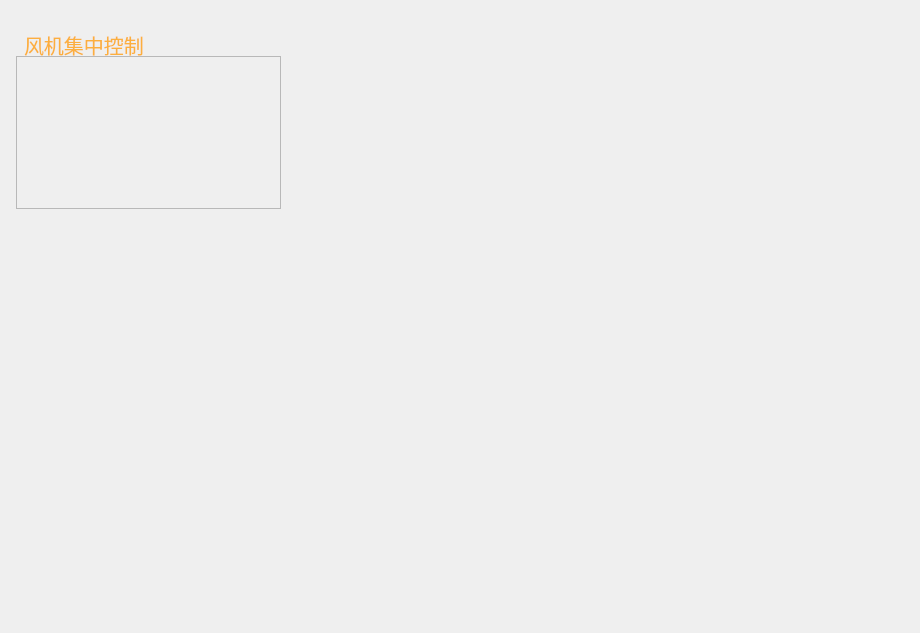
Qt form Window/Page/axialfanpage.ui (caosq/ChickenFarm) before a commit.
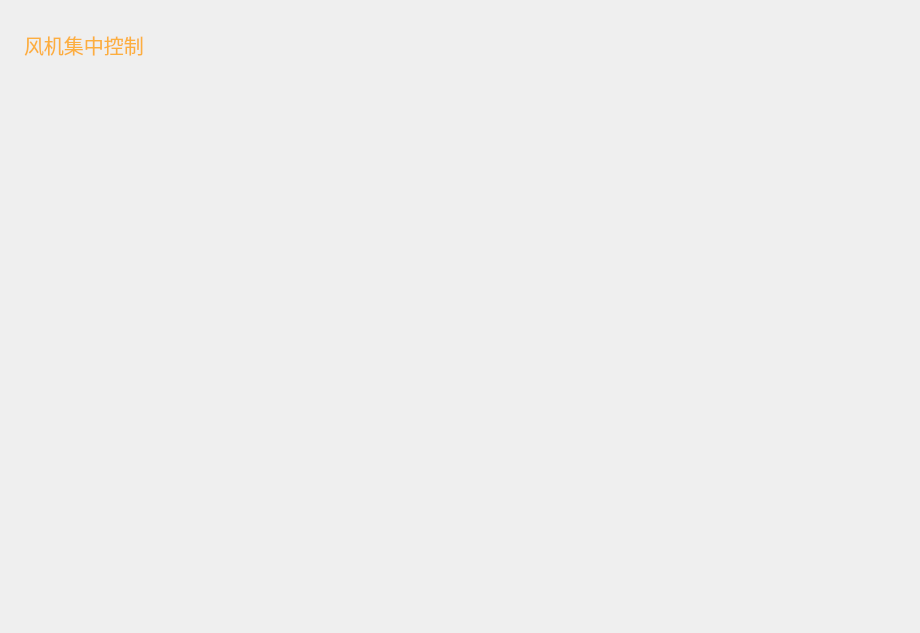
The same form after that commit. Icons and pictures are not drawn.

The edit to the form file:
```diff
--- a/Window/Page/axialfanpage.ui
+++ b/Window/Page/axialfanpage.ui
@@ -34,8 +34,9 @@
     </rect>
    </property>
    <property name="styleSheet">
-    <string notr="true">#frame
-{border-image: url(:/UI/Widget/System_Bump_1.png);}</string>
+    <string notr="true">#frame{
+background:transparent;
+border-image: url(:/UI/Widget/System_Bump_1.png);}</string>
    </property>
    <property name="frameShape">
     <enum>QFrame::StyledPanel</enum>
```
